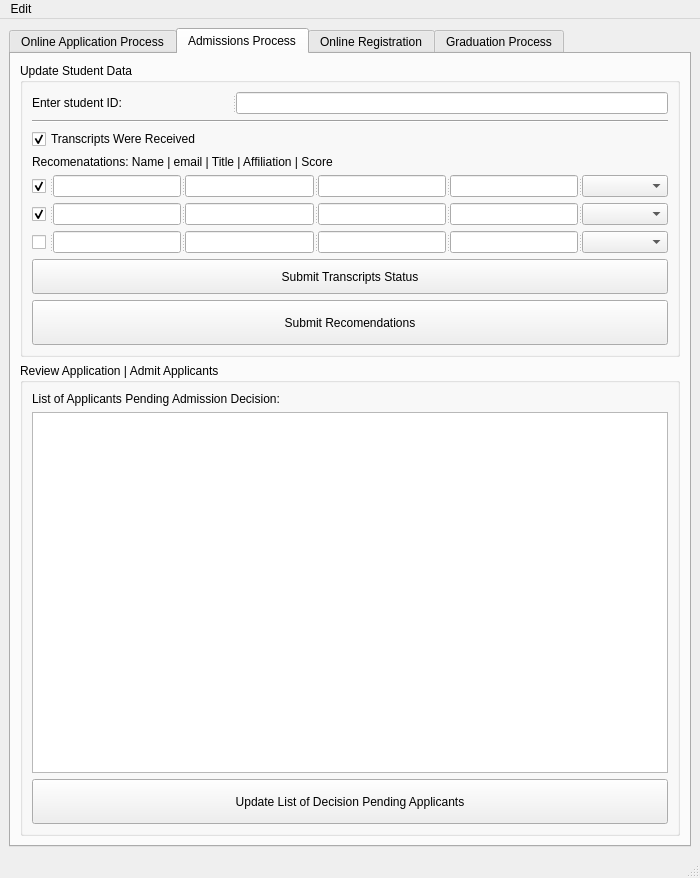
Before: the Qt Designer form starrs/ui/ui_main.ui in kiryha/CIS556, drawn with Qt 5.
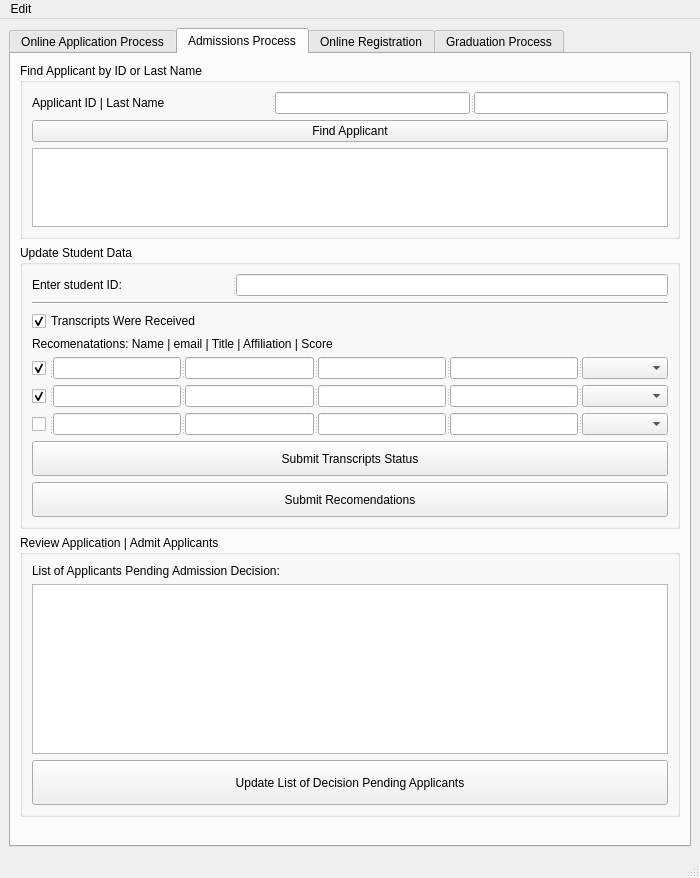
After: the same form once the commit is applied. The open tabs and pages were chosen to show the change.

Commit message: find user

What changed in the file:
```diff
--- a/starrs/ui/ui_main.ui
+++ b/starrs/ui/ui_main.ui
@@ -515,6 +515,46 @@
         <string>Admissions Process</string>
        </attribute>
        <layout class="QVBoxLayout" name="verticalLayout_6">
+        <item>
+         <widget class="QGroupBox" name="groupBox_2">
+          <property name="title">
+           <string>Find Applicant by ID or Last Name</string>
+          </property>
+          <layout class="QVBoxLayout" name="verticalLayout_8">
+           <item>
+            <widget class="QSplitter" name="splitter_13">
+             <property name="orientation">
+              <enum>Qt::Horizontal</enum>
+             </property>
+             <widget class="QLabel" name="label_27">
+              <property name="text">
+               <string>Applicant ID | Last Name</string>
+              </property>
+             </widget>
+             <widget class="QLineEdit" name="linSearchApplicantID"/>
+             <widget class="QLineEdit" name="linSearchApplicantLastname"/>
+            </widget>
+           </item>
+           <item>
+            <widget class="QPushButton" name="btnFindApplicant">
+             <property name="text">
+              <string>Find Applicant</string>
+             </property>
+            </widget>
+           </item>
+           <item>
+            <widget class="QTableView" name="tabFoundApplicants">
+             <property name="maximumSize">
+              <size>
+               <width>16777215</width>
+               <height>100</height>
+              </size>
+             </property>
+            </widget>
+           </item>
+          </layout>
+         </widget>
+        </item>
         <item>
          <widget class="QGroupBox" name="groupBox">
           <property name="title">
@@ -674,7 +714,7 @@
              <property name="minimumSize">
               <size>
                <width>0</width>
-               <height>45</height>
+               <height>35</height>
               </size>
              </property>
              <property name="text">
@@ -717,6 +757,19 @@
           </layout>
          </widget>
         </item>
+        <item>
+         <spacer name="verticalSpacer_3">
+          <property name="orientation">
+           <enum>Qt::Vertical</enum>
+          </property>
+          <property name="sizeHint" stdset="0">
+           <size>
+            <width>20</width>
+            <height>40</height>
+           </size>
+          </property>
+         </spacer>
+        </item>
        </layout>
       </widget>
       <widget class="QWidget" name="tab_3">
```
The commit also changes 2 other files.
